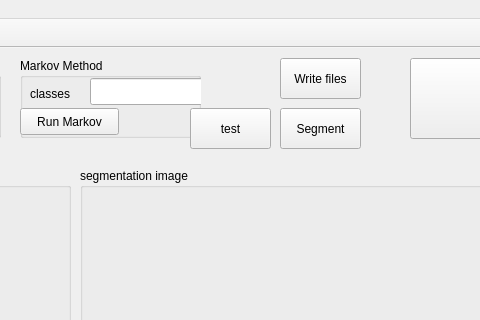
ryderlin/MIP_KneePrj, file SimpleView.ui: the form before one commit; both pictures show x 510 to 990 and y 0 to 320 of the 1177 by 781 pixel window.
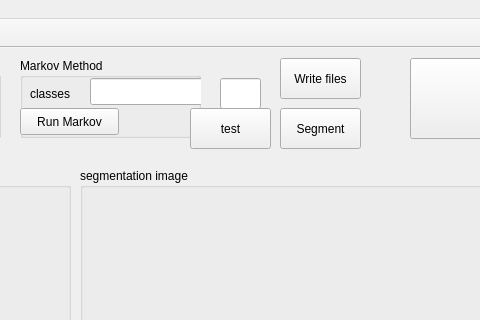
The form after the commit. Icons and pictures are not drawn. Custom widgets are drawn as their Qt base class.

Commit message: set the green point size to 5 when click the image by mouse

What changed in the file:
```diff
--- a/SimpleView.ui
+++ b/SimpleView.ui
@@ -434,6 +434,16 @@
      <string/>
     </property>
    </widget>
+   <widget class="QLineEdit" name="leTestValue">
+    <property name="geometry">
+     <rect>
+      <x>730</x>
+      <y>30</y>
+      <width>41</width>
+      <height>31</height>
+     </rect>
+    </property>
+   </widget>
   </widget>
   <widget class="QMenuBar" name="menubar">
    <property name="geometry">
```
The commit also changes 1 other file.
